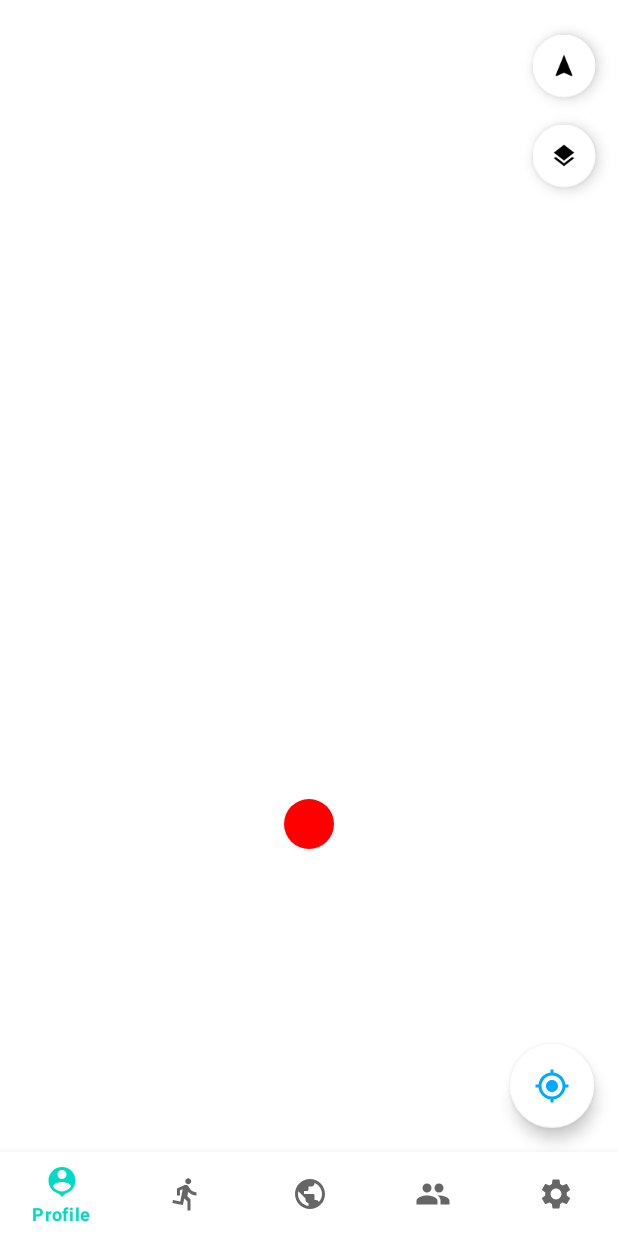
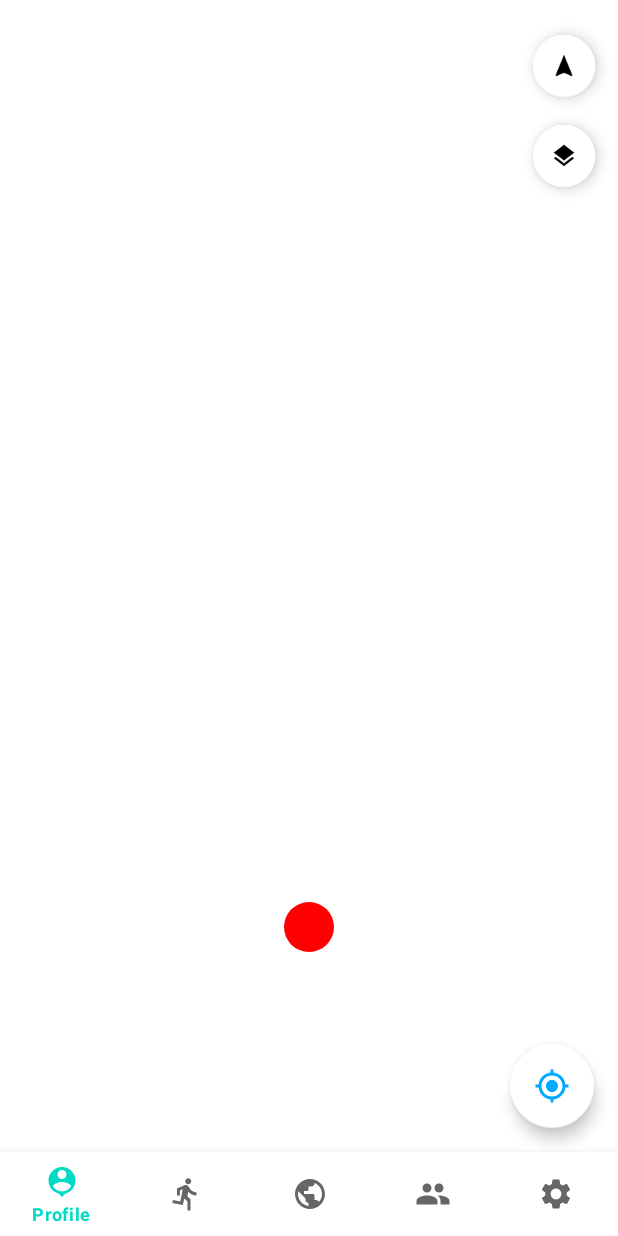
Before and after one commit to team-monolith/COMPASS, an Android app: the MapFragment screen opened through its navigation route, on a phone screen of 412 x 824 dp. Run offline under Robolectric (Android 15) with nearby library versions, the phone set to English and light mode, and no system bars; our stand-ins replace navigation-ui; libraries missing offline, so code that uses them is left out: com.github.kittinunf.fuel, com.github.kittinunf.result; 1 statement that could not run was skipped.

Commit message:
UCHI マップ読み込みの完成

```diff
--- a/app/src/main/java/com/monolith/compass/ui/map/MapFragment.kt
+++ b/app/src/main/java/com/monolith/compass/ui/map/MapFragment.kt
@@ -45,7 +45,8 @@ class MapFragment : Fragment() {
     var centerX: Int = 0 //地図の中心点（現在地）の計算用
     var centerY: Int = 0 //地図の中心点（現在地）の計算用
 
-    var MAP = Array(500, { arrayOfNulls<Int>(500) }) //地図データ保持用変数
+    var CurrentMAP = Array(500, { arrayOfNulls<Int>(500) }) //現在地周辺地図データ保持用変数
+    var OtherMAP=Array(500, { arrayOfNulls<Int>(500) }) //現在地以外の地図データ保持用変数
 
     var size: Rect? = null
 
@@ -77,27 +78,34 @@ class MapFragment : Fragment() {
     override fun onViewCreated(view: View, savedInstanceState: Bundle?) {
         super.onViewCreated(view, savedInstanceState)
 
-        val fab_current = view.findViewById<FloatingActionButton>(R.id.fab_current)
+        //FABボタンID取得
+        val fab_current=view.findViewById<FloatingActionButton>(R.id.fab_current)
 
+        //画面サイズ取得
         size = Rect()
         activity?.window?.decorView?.getWindowVisibleDisplayFrame(size)
 
         //画面の中心座標を取得
         centerX = (-250 * scale + (size!!.width() + scale) / 2).toInt()
-        centerY = (-250 * scale + (size!!.height()) / 3 * 2 + (scale / 2)).toInt()
+        centerY = (-250 * scale + (size!!.height()) / 4 * 3 + (scale / 2)).toInt()
 
         //表示座標を中心に設定
         posX=centerX
         posY=centerY
 
         //FABボタンを水色に変更
-        fab_current.setColorFilter(Color.parseColor("#00AAFF"))
+        view.findViewById<FloatingActionButton>(R.id.fab_current).setColorFilter(Color.parseColor("#00AAFF"))
 
         //アニメーションループを再生
         HandlerDraw(moveview!!)
 
 
-        //地図を自分中心に戻す
+        //ビューにリスナーを設定
+        view.setOnTouchListener { _, event ->
+            onTouch(view,event)
+        }
+
+        //FABボタンリスナー
         fab_current.setOnClickListener {
             posX = centerX
             posY = centerY
@@ -105,12 +113,18 @@ class MapFragment : Fragment() {
             HandlerDraw(moveview!!)
         }
 
-        //ビューにリスナーを設定
-        view.setOnTouchListener { _, event ->
+    }
 
+    //タッチイベント実行時処理
+    fun onTouch(view:View,event:MotionEvent):Boolean{
+
+        //複数本タッチの場合はピンチ処理
         if (event.pointerCount > 1) {
             mScaleDetector.onTouchEvent(event)
-            } else {
+        }
+
+        //一本指タッチの場合は画面移動処理
+        else {
             when {
                 event.action == MotionEvent.ACTION_DOWN -> {
                     logX = event.x.toInt()
@@ -126,13 +140,14 @@ class MapFragment : Fragment() {
         }
 
         //中心にいない場合はFABを黒色にする
-            if (!isCenter(posX, posY)) fab_current.setColorFilter(Color.parseColor("#000000"))
+        if (!isCenter(posX, posY)) {
+            view.findViewById<FloatingActionButton>(R.id.fab_current)
+                .setColorFilter(Color.parseColor("#000000"))
+        }
 
         //描画処理
         HandlerDraw(moveview!!)
-            true
-        }
-
+        return true
     }
 
     override fun onAttach(context: Context) {
@@ -142,20 +157,19 @@ class MapFragment : Fragment() {
 
                 //スケール変更処理
                 override fun onScale(detector: ScaleGestureDetector): Boolean {
-                    // ピンチイン・アウト中に継続して呼び出される
-                    // getScaleFactor()は『今回の2点タッチの距離/前回の2点タッチの距離』を返す
 
                     posX += (scale * scale / 2).toInt()
                     posY += (scale * scale / 2).toInt()
 
+                    //スケールが15未満及び45以上にならないように設定
                     scale *= detector.scaleFactor
                     if (scale <= 15f) {
                         scale = 15f
-                        //ここで地図の再ロード処理
+                        //ここで地図の再ロード処理を記述
                     }
                     if (scale >= 45f) {
                         scale = 45f
-                        //ここでも地図の再ロード処理
+                        //ここで地図の再ロード処理を記述
                     }
 
                     posX -= (scale * scale / 2).toInt()
@@ -168,16 +182,18 @@ class MapFragment : Fragment() {
 
                     //画面中心に戻すための位置を再計算
                     centerX = (-250 * scale + (size!!.width() + scale) / 2).toInt()
-                    centerY = (-250 * scale + (size!!.height()) / 3 * 2 + (scale / 2)).toInt()
+                    centerY = (-250 * scale + (size!!.height()) / 4 * 3 + (scale / 2)).toInt()
                     return true
                 }
 
+                //ピンチ開始時処理
                 override fun onScaleBegin(detector: ScaleGestureDetector): Boolean {
                     logX = detector.focusX.toInt()
                     logY = detector.focusY.toInt()
                     return true
                 }
 
+                //ピンチ終了時処理
                 override fun onScaleEnd(detector: ScaleGestureDetector) {
                 }
             }
@@ -185,11 +201,12 @@ class MapFragment : Fragment() {
     }
 
 
-    //マップ情報仮読み込み関数
+    //マップ情報リセット関数
     fun mapReset() {
         for (y in 0 until 500) {
             for (x in 0 until 500) {
-                MAP[y][x] = -1
+                CurrentMAP[y][x] = -1
+                OtherMAP[y][x]=-1
             }
         }
     }
@@ -198,8 +215,10 @@ class MapFragment : Fragment() {
     fun HandlerDraw(mv: MoveView) {
         handler.post(object : Runnable {
             override fun run() {
+                //再描画
                 mv.invalidate()
-                if(MAP[499][499]==-1)handler.postDelayed(this, 1)
+                //地図データが未完成の場合はリフレッシュし続ける
+                if(CurrentMAP[499][499]==-1)handler.postDelayed(this, 1)
             }
         })
     }
@@ -240,15 +259,15 @@ class MapFragment : Fragment() {
                         (x * scale + scale + posX).toInt(),
                         (y * scale + scale + posY).toInt()
                     )
-                    if (MAP[y][x]!! > 0) canvas!!.drawRect(rect, paint[MAP[y][x]!!])
+                    if (CurrentMAP[y][x]!! > 0) canvas!!.drawRect(rect, paint[CurrentMAP[y][x]!!])
                 }
             }
-            canvas!!.drawCircle(size!!.width() / 2f, size!!.height() / 3 * 2f, 25f, Circle)
+            canvas!!.drawCircle(size!!.width() / 2f, size!!.height() / 4 * 3f, 25f, Circle)
         }
     }
 
+    //マップ情報ダウンロード関数
     fun getMapData() {
-
         val POSTDATA = HashMap<String, String>()
         POSTDATA.put("data", "monolith")
 
@@ -260,18 +279,19 @@ class MapFragment : Fragment() {
                         MoveView(this.activity).invalidate()
                     }
                     is Result.Failure -> {
+                        //通信エラー時に返却される
                     }
                 }
             }
     }
 
+    //マップを配列に保存する関数
     fun setMap(data: String) {
         val scan = Scanner(data)
         scan.useDelimiter(",|\r\n")
-        val n = 0
         for (fy in 0 until 500) {
             for (fx in 0 until 500) {
-                if (scan.hasNextInt()) MAP[fy][fx] = scan.nextInt()
+                if (scan.hasNextInt()) CurrentMAP[fy][fx] = scan.nextInt()
             }
         }
     }
```
Lines whose indentation alone changed are shown as unchanged.
